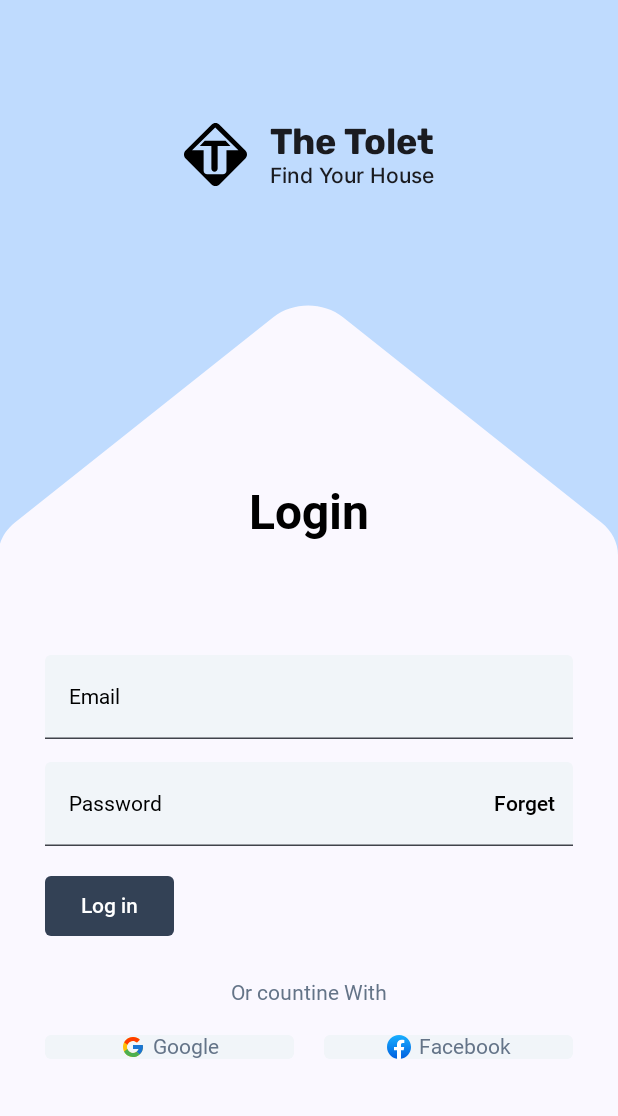
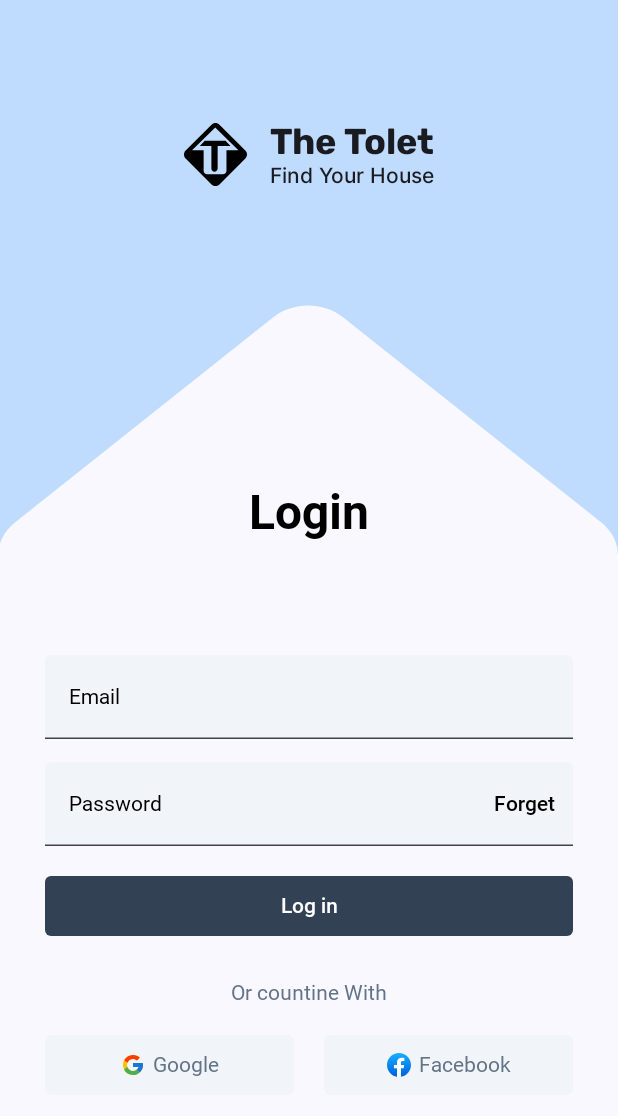
Before and after one commit to prarooptrivedi/SimpleLoginUI, an Android app built with Jetpack Compose: the screen it shows after launch (MainActivity), on a phone screen of 412 x 824 dp. Shown: the top 1116 px of the screen. Run offline under Robolectric (Android 15) with nearby library versions, the phone set to English and light mode, and no system bars.

Commit message:
Change Design

```diff
--- a/app/src/main/java/com/praroop/simpleloginui/LoginScreen/LoginScreen.kt
+++ b/app/src/main/java/com/praroop/simpleloginui/LoginScreen/LoginScreen.kt
@@ -76,7 +76,7 @@ private fun LoginSection() {
     LoginTextField(label = "Password", traling = "Forget", modifier = Modifier.fillMaxWidth())
     Spacer(modifier = Modifier.height(20.dp))
     Button(
-        modifier = Modifier.height(40.dp),
+        modifier = Modifier.height(40.dp).fillMaxWidth(),
         onClick = {},
         colors = ButtonDefaults.buttonColors(
             containerColor = if (!isSystemInDarkTheme()) BlueGray else Black,
--- a/app/src/main/java/com/praroop/simpleloginui/LoginScreen/SocialMediaLogin.kt
+++ b/app/src/main/java/com/praroop/simpleloginui/LoginScreen/SocialMediaLogin.kt
@@ -36,6 +36,7 @@ fun SocialMediaLogin(
 ) {
     Row(
         modifier = modifier
+            .height(40.dp)
             .clip(RoundedCornerShape(4.dp))
             .socialMedia()
             .clickable { onClick },
```
Also changed, not shown: 1 other file.
